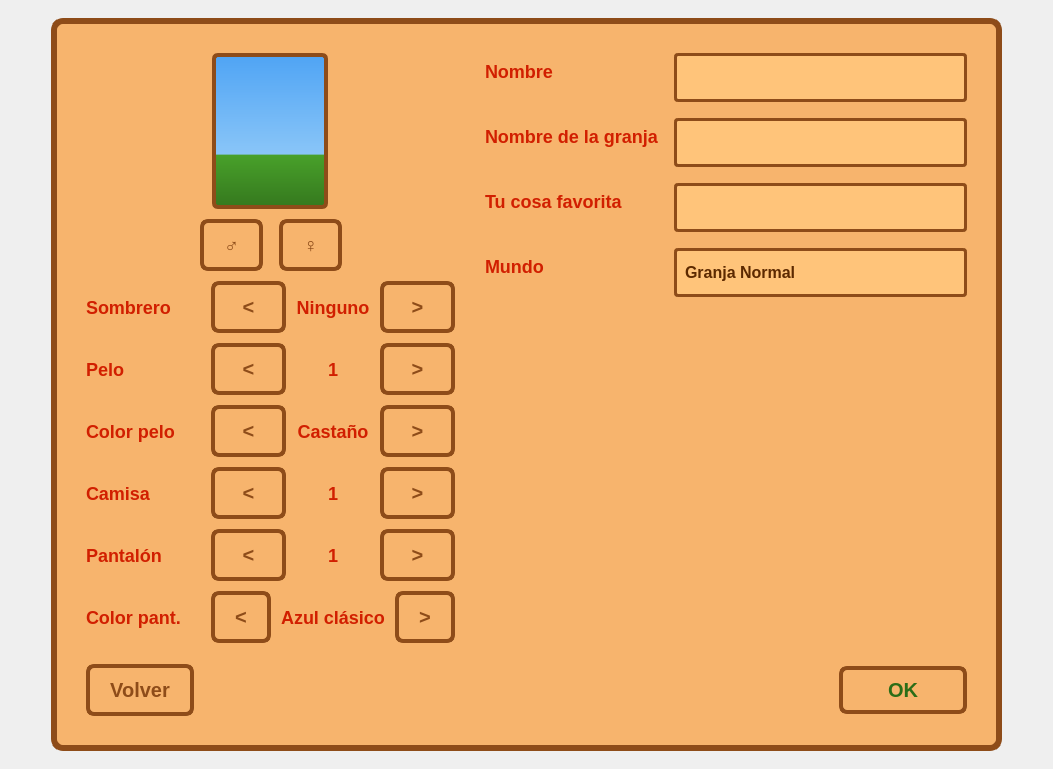
Above: client/ui/pantallaprincipal.ui from notconra/Stardew_Valley-Taller_de_Programacion-Veiga-Grupo_17 before the change. Below: the same form after it.
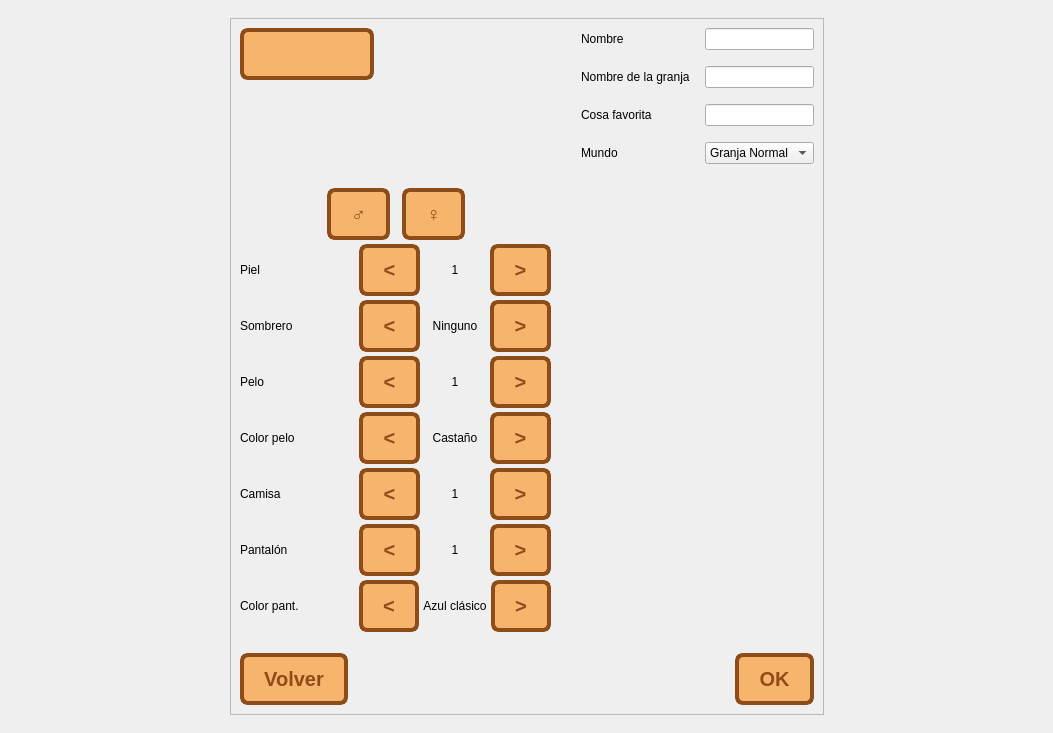
That is the form after the change. The open tabs and pages were chosen to show the change.

Commit message: feat(ui): agregar selector de piel, fondo en el marco del personaje y corregir estilos de personalización

Patch:
```diff
--- a/client/ui/pantallaprincipal.ui
+++ b/client/ui/pantallaprincipal.ui
@@ -187,56 +187,77 @@
 }
 
 QLabel#label_previsualizacion_personaje {
-    background: qlineargradient(x1:0, y1:0, x2:0, y2:1, stop:0 #4fa4f4, stop:0.65 #89c5f8, stop:0.66 #48a02a, stop:1 #35781e);
-    border: 4px solid #8e4c19;
-    border-radius: 6px;
+    background: transparent;
+    border: none;
 }
 
+QPushButton[class="btn_flecha"],
 QPushButton.btn_flecha {
-    background-color: #ffc47a;
-    border: 3px solid #8e4c19;
-    border-radius: 4px;
-    font-size: 16px;
-    font-weight: bold;
-    color: #8e4c19;
+    background-color: transparent;
+    border: none;
     min-width: 28px;
     max-width: 28px;
-    min-height: 28px;
-    max-height: 28px;
+    min-height: 26px;
+    max-height: 26px;
     padding: 0px;
 }
 
+QPushButton[class="btn_flecha"]:hover,
 QPushButton.btn_flecha:hover {
-    background-color: #ffd89e;
+    background-color: transparent;
 }
 
+QPushButton[class="btn_flecha"]:pressed,
 QPushButton.btn_flecha:pressed {
-    background-color: #d8964d;
     padding-top: 2px;
 }
 
-QPushButton.btn_genero {
-    background-color: #ffc47a;
-    border: 3px solid #8e4c19;
-    border-radius: 6px;
-    font-size: 22px;
-    font-weight: bold;
-    min-width: 44px;
-    max-width: 44px;
-    min-height: 44px;
-    max-height: 44px;
+QPushButton[class="btn_genero"],
+QPushButton#btn_genero_masculino,
+QPushButton#btn_genero_femenino {
+    background-color: transparent;
+    border: none;
+    min-width: 32px;
+    max-width: 32px;
+    min-height: 32px;
+    max-height: 32px;
     padding: 0px;
 }
 
-QPushButton.btn_genero:hover {
-    background-color: #ffd89e;
+QPushButton[class="btn_genero"]:hover,
+QPushButton#btn_genero_masculino:hover,
+QPushButton#btn_genero_femenino:hover {
+    background-color: rgba(255, 255, 255, 0.2);
+    border-radius: 4px;
 }
 
-QPushButton.btn_genero:checked {
-    background-color: #ffd89e;
-    border: 3px solid #d11f00;
+QPushButton[class="btn_genero"]:checked,
+QPushButton#btn_genero_masculino:checked,
+QPushButton#btn_genero_femenino:checked {
+    background-color: rgba(255, 220, 180, 0.4);
+    border: 2px solid #b33617;
+    border-radius: 4px;
 }
 
+QPushButton#btn_randomizar {
+    background-color: transparent;
+    border: none;
+    min-width: 32px;
+    max-width: 32px;
+    min-height: 32px;
+    max-height: 32px;
+    padding: 0px;
+}
+
+QPushButton#btn_randomizar:hover {
+    background-color: transparent;
+}
+
+QPushButton#btn_randomizar:pressed {
+    padding-top: 2px;
+}
+
+QLabel[class="label_valor_selector"],
 QLabel.label_valor_selector {
     color: #5c2900;
     font-size: 15px;
@@ -247,22 +268,22 @@
 }
 
 QPushButton#btn_confirmar_personaje {
-    min-width: 80px;
-    font-size: 20px;
-    font-weight: bold;
-    color: #2b6d17;
-    border: 4px solid #8e4c19;
-    padding: 8px 20px;
+    background-color: transparent;
+    border: none;
+    min-width: 64px;
+    max-width: 64px;
+    min-height: 64px;
+    max-height: 64px;
+    padding: 0px;
 }
 
 QPushButton#btn_confirmar_personaje:hover {
-    background-color: #ffd89e;
-    color: #3b9020;
+    background-color: transparent;
 }
 
 QPushButton#btn_confirmar_personaje:pressed {
-    background-color: #d8964d;
-    padding-top: 10px;
+    padding-top: 3px;
+}
 }</string>
       </property>
       <property name="currentIndex">
@@ -433,31 +454,61 @@
              <item>
               <layout class="QVBoxLayout" name="layout_columna_izquierda">
                <property name="spacing">
-                <number>10</number>
+                <number>4</number>
                </property>
-               <item alignment="Qt::AlignCenter">
-                <widget class="QLabel" name="label_previsualizacion_personaje">
-                 <property name="minimumSize">
-                  <size>
-                   <width>116</width>
-                   <height>156</height>
-                  </size>
+               <item>
+                <layout class="QHBoxLayout" name="layout_preview_y_dado">
+                 <property name="spacing">
+                  <number>12</number>
                  </property>
-                 <property name="maximumSize">
-                  <size>
-                   <width>116</width>
-                   <height>156</height>
-                  </size>
-                 </property>
-                 <property name="alignment">
-                  <set>Qt::AlignmentFlag::AlignCenter</set>
-                 </property>
-                </widget>
+                 <item alignment="Qt::AlignTop">
+                  <widget class="QPushButton" name="btn_randomizar">
+                   <property name="toolTip">
+                    <string>Aleatorio</string>
+                   </property>
+                  </widget>
+                 </item>
+                 <item alignment="Qt::AlignCenter">
+                  <widget class="QLabel" name="label_previsualizacion_personaje">
+                   <property name="minimumSize">
+                    <size>
+                     <width>116</width>
+                     <height>156</height>
+                    </size>
+                   </property>
+                   <property name="maximumSize">
+                    <size>
+                     <width>116</width>
+                     <height>156</height>
+                    </size>
+                   </property>
+                   <property name="alignment">
+                    <set>Qt::AlignmentFlag::AlignCenter</set>
+                   </property>
+                  </widget>
+                 </item>
+                 <item>
+                  <spacer name="espaciador_dado_simetria">
+                   <property name="orientation">
+                    <enum>Qt::Orientation::Horizontal</enum>
+                   </property>
+                   <property name="sizeType">
+                    <enum>QSizePolicy::Policy::Fixed</enum>
+                   </property>
+                   <property name="sizeHint" stdset="0">
+                    <size>
+                     <width>32</width>
+                     <height>32</height>
+                    </size>
+                   </property>
+                  </spacer>
+                 </item>
+                </layout>
                </item>
                <item>
                 <layout class="QHBoxLayout" name="layout_botones_genero">
                  <property name="spacing">
-                  <number>16</number>
+                  <number>12</number>
                  </property>
                  <item>
                   <spacer name="espaciador_genero_izq">
@@ -522,6 +573,56 @@
                  </item>
                 </layout>
                </item>
+               <item>
+                <layout class="QHBoxLayout" name="layout_piel">
+                 <item>
+                  <widget class="QLabel" name="label_piel_titulo">
+                   <property name="text">
+                    <string>Piel</string>
+                   </property>
+                   <property name="minimumSize">
+                    <size>
+                     <width>115</width>
+                     <height>0</height>
+                    </size>
+                   </property>
+                  </widget>
+                 </item>
+                 <item>
+                  <widget class="QPushButton" name="btn_piel_anterior">
+                   <property name="text">
+                    <string>&lt;</string>
+                   </property>
+                   <property name="class" stdset="0">
+                    <string>btn_flecha</string>
+                   </property>
+                  </widget>
+                 </item>
+                 <item>
+                  <widget class="QLabel" name="label_piel_valor">
+                   <property name="text">
+                    <string>1</string>
+                   </property>
+                   <property name="alignment">
+                    <set>Qt::AlignmentFlag::AlignCenter</set>
+                   </property>
+                   <property name="class" stdset="0">
+                    <string>label_valor_selector</string>
+                   </property>
+                  </widget>
+                 </item>
+                 <item>
+                  <widget class="QPushButton" name="btn_piel_siguiente">
+                   <property name="text">
+                    <string>&gt;</string>
+                   </property>
+                   <property name="class" stdset="0">
+                    <string>btn_flecha</string>
+                   </property>
+                  </widget>
+                 </item>
+                </layout>
+               </item>
                <item>
                 <layout class="QHBoxLayout" name="layout_sombrero">
                  <item>
@@ -857,7 +958,7 @@
                  <item row="2" column="0">
                   <widget class="QLabel" name="label_4">
                    <property name="text">
-                    <string>Tu cosa favorita</string>
+                    <string>Cosa favorita</string>
                    </property>
                   </widget>
                  </item>
```
The commit also changes 12 other files.
